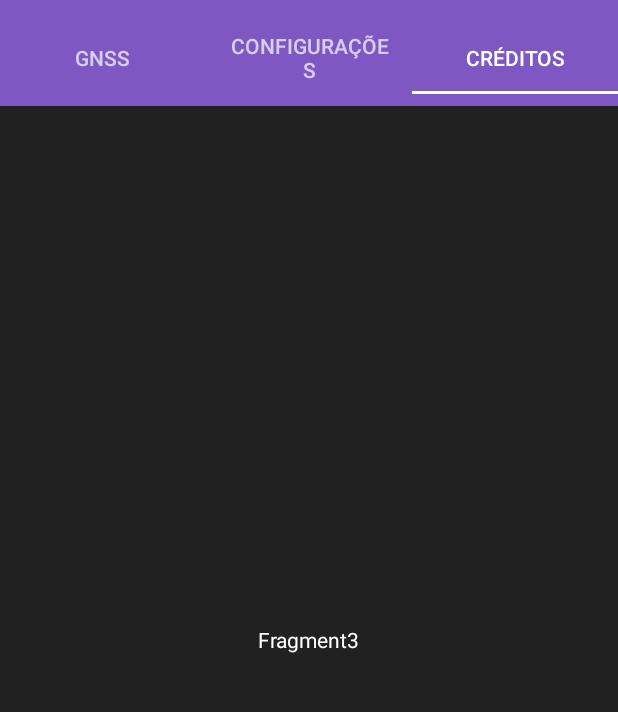
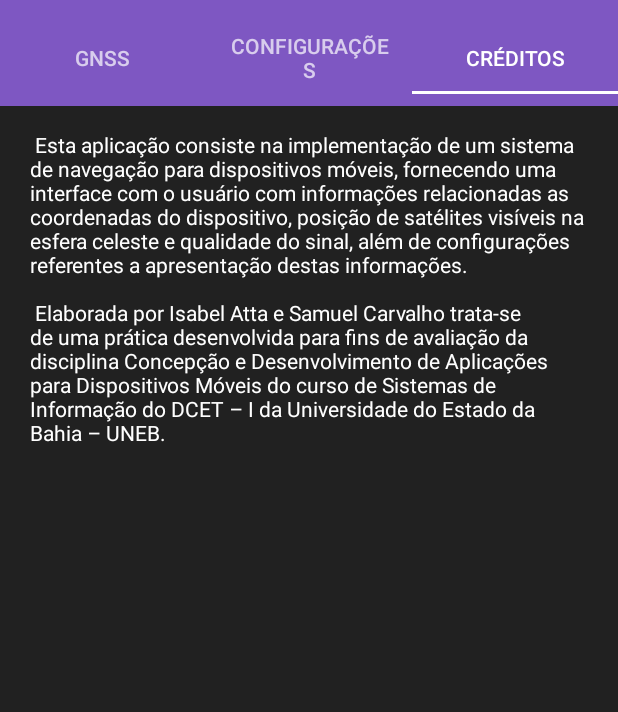
Before and after one commit to SamSCarvalho/geolocation-list, an Android app: the screen it shows after launch (MainActivity), tab 3 chosen, on a phone screen of 412 x 824 dp, the part 62-774 px from its top. Run offline under Robolectric (Android 15) with nearby library versions, the phone set to English and light mode, and no system bars; 2 statements that could not run were skipped.

Commit message:
tela de créditos

```diff
--- a/app/src/main/res/layout/configuracoes.xml
+++ b/app/src/main/res/layout/configuracoes.xml
@@ -110,7 +110,7 @@
         android:layout_marginTop="10dp"
         android:layout_marginLeft="20dp"
         android:layout_marginRight="35dp"
-        android:text="@string/Infotrafego"
+        android:text="@string/infotrafego"
         android:textColor="@color/colorText"
         android:textOff="OFF"
         android:textOn="ON"
--- a/app/src/main/res/layout/creditos.xml
+++ b/app/src/main/res/layout/creditos.xml
@@ -3,14 +3,17 @@
     xmlns:android="http://schemas.android.com/apk/res/android"
     android:orientation="vertical"
     android:layout_width="match_parent"
-    android:gravity="center"
     android:layout_height="match_parent"
     android:background="@color/bgtabs">
 
     <TextView
         android:id="@+id/textView"
+        android:text="@string/creditos"
         android:layout_width="wrap_content"
         android:layout_height="wrap_content"
         android:textColor="@color/colorText"
-        android:text="Fragment3" />
+        android:layout_marginLeft="20dp"
+        android:layout_marginRight="20dp"
+        />
+
 </LinearLayout>
--- a/app/src/main/res/values/strings.xml
+++ b/app/src/main/res/values/strings.xml
@@ -6,7 +6,15 @@
     <string name="velocidade">Unidade de Apresentação da Velocidade</string>
     <string name="orientMapa">Orientação do Mapa</string>
     <string name="tipoMapa">Tipo do Mapa</string>
-    <string name="Infotrafego">Informações de Tráfego</string>
+    <string name="infotrafego">Informações de Tráfego</string>
+    <string name="creditos"> \n Esta aplicação consiste na implementação de um sistema de navegação para
+        dispositivos móveis, fornecendo uma interface com o usuário com informações relacionadas as
+        coordenadas do dispositivo, posição de satélites visíveis na esfera celeste e qualidade do
+        sinal, além de configurações referentes a apresentação destas informações. \n\n
+        Elaborada por Isabel Atta e Samuel Carvalho trata-se de uma prática desenvolvida para
+        fins de avaliação da disciplina Concepção e Desenvolvimento de Aplicações para Dispositivos
+        Móveis do curso de Sistemas de Informação do DCET – I da Universidade do Estado da Bahia – UNEB.
+    </string>
 
     <string-array name="coordOpt" >
         <item>Grau Decimal</item>
```
